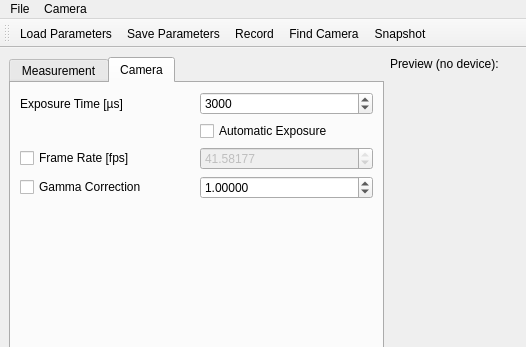
First picture: the form in fimui/ui_fimwindow.ui, repository fncnt/fimrecorder, before the edit; both pictures show x 0 to 526 and y 0 to 347 of the 900 by 600 pixel window.
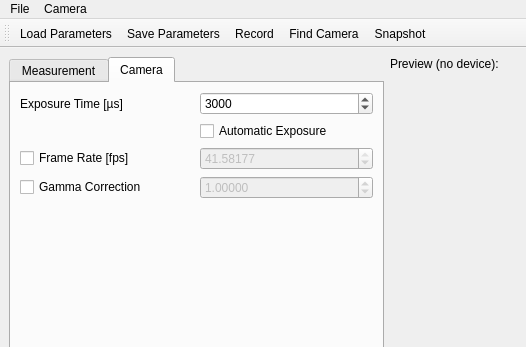
Second picture: the form after the edit. The open tabs and pages were chosen to show the change. Icons and pictures are not drawn.

```diff
--- a/fimui/ui_fimwindow.ui
+++ b/fimui/ui_fimwindow.ui
@@ -328,6 +328,9 @@
         </item>
         <item row="3" column="2">
          <widget class="QDoubleSpinBox" name="GammaDSpinBox">
+          <property name="enabled">
+           <bool>false</bool>
+          </property>
           <property name="prefix">
            <string/>
           </property>
```
Left out of the diff: 20 changed lines with no effect on the pictures.
